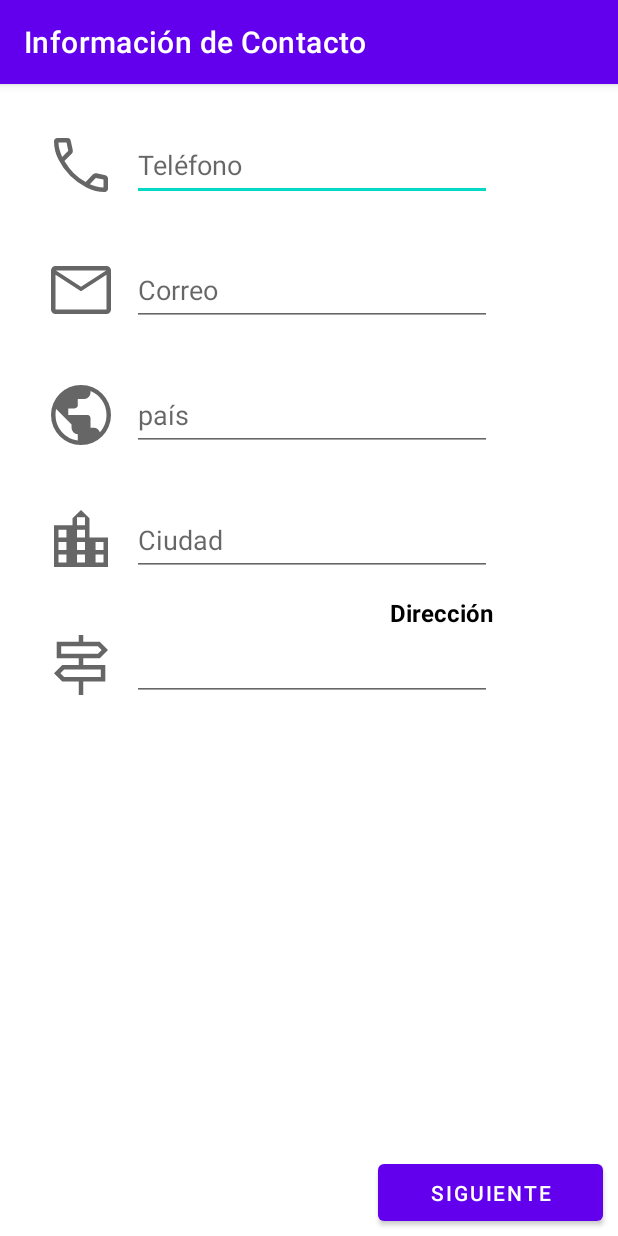
After one commit to acz369/LabsCM20231-Gr01, an Android app: the ContactDataActivity screen opened directly, with no data from a screen before it, on a phone screen of 412 x 824 dp. The commit adds this screen. Run offline under Robolectric (Android 15) with nearby library versions, the phone set to English and light mode, and no system bars.

Commit message:
mockup of the second view

```diff
--- a/Lab1-UI/src/main/AndroidManifest.xml
+++ b/Lab1-UI/src/main/AndroidManifest.xml
@@ -12,6 +12,11 @@
         android:theme="@style/Theme.LabsCM20231Gr01"
         tools:targetApi="31">
         <activity
+            android:label="@string/activity_2_name"
+            android:name=".ContactDataActivity"
+            android:exported="false" />
+        <activity
+            android:label="@string/activity_1_name"
             android:name=".PersonalDataActivity"
             android:exported="true">
             <intent-filter>
--- /dev/null
+++ b/Lab1-UI/src/main/java/co/edu/udea/compumovil/gr01_20231/lab1/ContactDataActivity.kt
@@ -0,0 +1,11 @@
+package co.edu.udea.compumovil.gr01_20231.lab1
+
+import androidx.appcompat.app.AppCompatActivity
+import android.os.Bundle
+
+class ContactDataActivity : AppCompatActivity() {
+    override fun onCreate(savedInstanceState: Bundle?) {
+        super.onCreate(savedInstanceState)
+        setContentView(R.layout.activity_contact_data)
+    }
+}
--- a/Lab1-UI/src/main/java/co/edu/udea/compumovil/gr01_20231/lab1/PersonalDataActivity.kt
+++ b/Lab1-UI/src/main/java/co/edu/udea/compumovil/gr01_20231/lab1/PersonalDataActivity.kt
@@ -2,10 +2,18 @@ package co.edu.udea.compumovil.gr01_20231.lab1
 
 import androidx.appcompat.app.AppCompatActivity
 import android.os.Bundle
+import android.widget.Button
+import android.content.Intent
 
 class PersonalDataActivity : AppCompatActivity() {
     override fun onCreate(savedInstanceState: Bundle?) {
         super.onCreate(savedInstanceState)
         setContentView(R.layout.activity_personal_data)
+
+        val next = findViewById<Button>(R.id.buttonNext)
+        next.setOnClickListener{
+            val intent = Intent(this, ContactDataActivity::class.java)
+            startActivity(intent)
+        }
     }
 }
--- /dev/null
+++ b/Lab1-UI/src/main/res/drawable/call_48px.xml
@@ -0,0 +1,10 @@
+<vector xmlns:android="http://schemas.android.com/apk/res/android"
+    android:width="48dp"
+    android:height="48dp"
+    android:viewportWidth="48"
+    android:viewportHeight="48"
+    android:tint="?attr/colorControlNormal">
+  <path
+      android:fillColor="@android:color/white"
+      android:pathData="M39.75,42Q33.65,42 27.625,39Q21.6,36 16.8,31.2Q12,26.4 9,20.375Q6,14.35 6,8.25Q6,7.3 6.65,6.65Q7.3,6 8.25,6H15.25Q15.95,6 16.475,6.475Q17,6.95 17.15,7.75L18.5,14.05Q18.6,14.75 18.475,15.325Q18.35,15.9 17.95,16.3L12.95,21.35Q15.75,26 19.225,29.45Q22.7,32.9 27.1,35.3L31.85,30.4Q32.35,29.85 33,29.625Q33.65,29.4 34.3,29.55L40.25,30.85Q41,31 41.5,31.6Q42,32.2 42,33V39.75Q42,40.7 41.35,41.35Q40.7,42 39.75,42ZM11.45,18.6 L15.5,14.5Q15.5,14.5 15.5,14.5Q15.5,14.5 15.5,14.5L14.35,9Q14.35,9 14.35,9Q14.35,9 14.35,9H9Q9,9 9,9Q9,9 9,9Q9,10.95 9.6,13.275Q10.2,15.6 11.45,18.6ZM29.9,36.75Q31.95,37.7 34.35,38.3Q36.75,38.9 39,39Q39,39 39,39Q39,39 39,39V33.65Q39,33.65 39,33.65Q39,33.65 39,33.65L33.85,32.6Q33.85,32.6 33.85,32.6Q33.85,32.6 33.85,32.6ZM11.45,18.6Q11.45,18.6 11.45,18.6Q11.45,18.6 11.45,18.6Q11.45,18.6 11.45,18.6Q11.45,18.6 11.45,18.6Q11.45,18.6 11.45,18.6Q11.45,18.6 11.45,18.6Q11.45,18.6 11.45,18.6Q11.45,18.6 11.45,18.6ZM29.9,36.75Q29.9,36.75 29.9,36.75Q29.9,36.75 29.9,36.75Q29.9,36.75 29.9,36.75Q29.9,36.75 29.9,36.75Q29.9,36.75 29.9,36.75Q29.9,36.75 29.9,36.75Q29.9,36.75 29.9,36.75Q29.9,36.75 29.9,36.75Z"/>
+</vector>
--- /dev/null
+++ b/Lab1-UI/src/main/res/drawable/location_city_48px.xml
@@ -0,0 +1,10 @@
+<vector xmlns:android="http://schemas.android.com/apk/res/android"
+    android:width="48dp"
+    android:height="48dp"
+    android:viewportWidth="48"
+    android:viewportHeight="48"
+    android:tint="?attr/colorControlNormal">
+  <path
+      android:fillColor="@android:color/white"
+      android:pathData="M6,42V14.1H18.35V9.5L24,4L29.65,9.5V22.4H42V42ZM9,39H14.3V33.7H9ZM9,30.7H14.3V25.4H9ZM9,22.4H14.3V17.1H9ZM21.35,39H26.65V33.7H21.35ZM21.35,30.7H26.65V25.4H21.35ZM21.35,22.4H26.65V17.1H21.35ZM21.35,14.1H26.65V8.8H21.35ZM33.7,39H39V33.7H33.7ZM33.7,30.7H39V25.4H33.7Z"/>
+</vector>
--- /dev/null
+++ b/Lab1-UI/src/main/res/drawable/mail_48px.xml
@@ -0,0 +1,10 @@
+<vector xmlns:android="http://schemas.android.com/apk/res/android"
+    android:width="48dp"
+    android:height="48dp"
+    android:viewportWidth="48"
+    android:viewportHeight="48"
+    android:tint="?attr/colorControlNormal">
+  <path
+      android:fillColor="@android:color/white"
+      android:pathData="M7,40Q5.8,40 4.9,39.1Q4,38.2 4,37V11Q4,9.8 4.9,8.9Q5.8,8 7,8H41Q42.2,8 43.1,8.9Q44,9.8 44,11V37Q44,38.2 43.1,39.1Q42.2,40 41,40ZM24,24.9 L7,13.75V37Q7,37 7,37Q7,37 7,37H41Q41,37 41,37Q41,37 41,37V13.75ZM24,21.9 L40.8,11H7.25ZM7,13.75V11V13.75V37Q7,37 7,37Q7,37 7,37Q7,37 7,37Q7,37 7,37Z"/>
+</vector>
--- /dev/null
+++ b/Lab1-UI/src/main/res/drawable/public_48px.xml
@@ -0,0 +1,10 @@
+<vector xmlns:android="http://schemas.android.com/apk/res/android"
+    android:width="48dp"
+    android:height="48dp"
+    android:viewportWidth="48"
+    android:viewportHeight="48"
+    android:tint="?attr/colorControlNormal">
+  <path
+      android:fillColor="@android:color/white"
+      android:pathData="M24,44Q19.85,44 16.2,42.425Q12.55,40.85 9.85,38.15Q7.15,35.45 5.575,31.8Q4,28.15 4,24Q4,19.85 5.575,16.2Q7.15,12.55 9.85,9.85Q12.55,7.15 16.2,5.575Q19.85,4 24,4Q28.15,4 31.8,5.575Q35.45,7.15 38.15,9.85Q40.85,12.55 42.425,16.2Q44,19.85 44,24Q44,28.15 42.425,31.8Q40.85,35.45 38.15,38.15Q35.45,40.85 31.8,42.425Q28.15,44 24,44ZM21.85,40.95V36.85Q20.1,36.85 18.9,35.55Q17.7,34.25 17.7,32.5V30.3L7.45,20.05Q7.2,21.05 7.1,22.025Q7,23 7,24Q7,30.5 11.225,35.35Q15.45,40.2 21.85,40.95ZM36.55,35.55Q37.65,34.35 38.475,33Q39.3,31.65 39.875,30.175Q40.45,28.7 40.725,27.15Q41,25.6 41,24Q41,18.7 38.1,14.375Q35.2,10.05 30.35,8.05V8.95Q30.35,10.7 29.15,12Q27.95,13.3 26.2,13.3H21.85V17.65Q21.85,18.5 21.175,19.05Q20.5,19.6 19.65,19.6H15.5V24H28.4Q29.25,24 29.8,24.65Q30.35,25.3 30.35,26.15V32.5H32.5Q33.95,32.5 35.05,33.35Q36.15,34.2 36.55,35.55Z"/>
+</vector>
--- /dev/null
+++ b/Lab1-UI/src/main/res/drawable/signpost_48px.xml
@@ -0,0 +1,10 @@
+<vector xmlns:android="http://schemas.android.com/apk/res/android"
+    android:width="48dp"
+    android:height="48dp"
+    android:viewportWidth="48"
+    android:viewportHeight="48"
+    android:tint="?attr/colorControlNormal">
+  <path
+      android:fillColor="@android:color/white"
+      android:pathData="M22.5,44V35H11.5L6,29.5L11.5,24H22.5V19.5H7.8V8.5H22.5V4H25.5V8.5H36.5L42,14L36.5,19.5H25.5V24H40.2V35H25.5V44ZM10.8,16.5H35.25L37.75,14L35.25,11.5H10.8ZM12.75,32H37.2V27H12.75L10.25,29.5ZM10.8,16.5V11.5V14V16.5ZM37.2,32V29.5V27V32Z"/>
+</vector>
--- /dev/null
+++ b/Lab1-UI/src/main/res/layout/activity_contact_data.xml
@@ -0,0 +1,189 @@
+<?xml version="1.0" encoding="utf-8"?>
+<androidx.constraintlayout.widget.ConstraintLayout xmlns:android="http://schemas.android.com/apk/res/android"
+    xmlns:app="http://schemas.android.com/apk/res-auto"
+    xmlns:tools="http://schemas.android.com/tools"
+    android:label="@string/activity_2_name"
+    android:layout_width="match_parent"
+    android:layout_height="match_parent"
+    tools:context=".ContactDataActivity">
+
+    <EditText
+        android:id="@+id/inputPhone"
+        android:layout_width="240dp"
+        android:layout_height="48dp"
+        android:layout_marginStart="10dp"
+        android:layout_marginTop="30dp"
+        android:ems="10"
+        android:hint="@string/person_phone"
+        android:inputType="textPersonName"
+        app:layout_constraintBottom_toBottomOf="parent"
+        app:layout_constraintEnd_toEndOf="parent"
+        app:layout_constraintHorizontal_bias="0.0"
+        app:layout_constraintStart_toEndOf="@+id/imageView"
+        app:layout_constraintTop_toTopOf="parent"
+        app:layout_constraintVertical_bias="0.0" />
+
+    <ImageView
+        android:id="@+id/imageView"
+        android:layout_width="wrap_content"
+        android:layout_height="wrap_content"
+        android:layout_marginStart="30dp"
+        android:layout_marginTop="30dp"
+        app:layout_constraintBottom_toBottomOf="parent"
+        app:layout_constraintEnd_toEndOf="parent"
+        app:layout_constraintHorizontal_bias="0.0"
+        app:layout_constraintStart_toStartOf="parent"
+        app:layout_constraintTop_toTopOf="parent"
+        app:layout_constraintVertical_bias="0.0"
+        app:srcCompat="@drawable/call_48px" />
+
+    <ImageView
+        android:id="@+id/imageView6"
+        android:layout_width="wrap_content"
+        android:layout_height="wrap_content"
+        android:layout_marginStart="30dp"
+        android:layout_marginTop="35dp"
+        app:layout_constraintBottom_toBottomOf="parent"
+        app:layout_constraintEnd_toEndOf="parent"
+        app:layout_constraintHorizontal_bias="0.0"
+        app:layout_constraintStart_toStartOf="parent"
+        app:layout_constraintTop_toBottomOf="@+id/imageView"
+        app:layout_constraintVertical_bias="0.0"
+        app:srcCompat="@drawable/mail_48px" />
+
+    <EditText
+        android:id="@+id/inputEmail"
+        android:layout_width="240dp"
+        android:layout_height="48dp"
+        android:layout_marginStart="10dp"
+        android:layout_marginTop="35dp"
+        android:ems="10"
+        android:hint="@string/person_email"
+        android:inputType="textPersonName"
+        app:layout_constraintBottom_toBottomOf="parent"
+        app:layout_constraintEnd_toEndOf="parent"
+        app:layout_constraintHorizontal_bias="0.0"
+        app:layout_constraintStart_toEndOf="@+id/imageView6"
+        app:layout_constraintTop_toBottomOf="@+id/inputPhone"
+        app:layout_constraintVertical_bias="0.0" />
+
+    <ImageView
+        android:id="@+id/imageView7"
+        android:layout_width="wrap_content"
+        android:layout_height="wrap_content"
+        android:layout_marginStart="30dp"
+        android:layout_marginTop="35dp"
+        app:layout_constraintBottom_toBottomOf="parent"
+        app:layout_constraintEnd_toEndOf="parent"
+        app:layout_constraintHorizontal_bias="0.0"
+        app:layout_constraintStart_toStartOf="parent"
+        app:layout_constraintTop_toBottomOf="@+id/imageView6"
+        app:layout_constraintVertical_bias="0.0"
+        app:srcCompat="@drawable/public_48px" />
+
+    <EditText
+        android:id="@+id/inputCountry"
+        android:layout_width="240dp"
+        android:layout_height="48dp"
+        android:layout_marginStart="10dp"
+        android:layout_marginTop="35dp"
+        android:ems="10"
+        android:hint="@string/person_country"
+        android:inputType="textPersonName"
+        app:layout_constraintBottom_toBottomOf="parent"
+        app:layout_constraintEnd_toEndOf="parent"
+        app:layout_constraintHorizontal_bias="0.0"
+        app:layout_constraintStart_toEndOf="@+id/imageView7"
+        app:layout_constraintTop_toBottomOf="@+id/inputEmail"
+        app:layout_constraintVertical_bias="0.0" />
+
+    <ImageView
+        android:id="@+id/imageView8"
+        android:layout_width="wrap_content"
+        android:layout_height="wrap_content"
+        android:layout_marginStart="30dp"
+        android:layout_marginTop="35dp"
+        app:layout_constraintBottom_toBottomOf="parent"
+        app:layout_constraintEnd_toEndOf="parent"
+        app:layout_constraintHorizontal_bias="0.0"
+        app:layout_constraintStart_toStartOf="parent"
+        app:layout_constraintTop_toBottomOf="@+id/imageView7"
+        app:layout_constraintVertical_bias="0.0"
+        app:srcCompat="@drawable/location_city_48px" />
+
+    <EditText
+        android:id="@+id/inputCity"
+        android:layout_width="240dp"
+        android:layout_height="48dp"
+        android:layout_marginStart="10dp"
+        android:layout_marginTop="35dp"
+        android:ems="10"
+        android:hint="@string/person_city"
+        android:inputType="textPersonName"
+        app:layout_constraintBottom_toBottomOf="parent"
+        app:layout_constraintEnd_toEndOf="parent"
+        app:layout_constraintHorizontal_bias="0.0"
+        app:layout_constraintStart_toEndOf="@+id/imageView8"
+        app:layout_constraintTop_toBottomOf="@+id/inputCountry"
+        app:layout_constraintVertical_bias="0.0" />
+
+    <ImageView
+        android:id="@+id/imageView9"
+        android:layout_width="wrap_content"
+        android:layout_height="wrap_content"
+        android:layout_marginStart="30dp"
+        android:layout_marginTop="35dp"
+        app:layout_constraintBottom_toBottomOf="parent"
+        app:layout_constraintEnd_toEndOf="parent"
+        app:layout_constraintHorizontal_bias="0.0"
+        app:layout_constraintStart_toStartOf="parent"
+        app:layout_constraintTop_toBottomOf="@+id/imageView8"
+        app:layout_constraintVertical_bias="0.0"
+        app:srcCompat="@drawable/signpost_48px" />
+
+    <EditText
+        android:id="@+id/inputAddress"
+        android:layout_width="240dp"
+        android:layout_height="48dp"
+        android:layout_marginStart="10dp"
+        android:layout_marginTop="35dp"
+        android:ems="10"
+        android:inputType="textPersonName"
+        app:layout_constraintBottom_toBottomOf="parent"
+        app:layout_constraintEnd_toEndOf="parent"
+        app:layout_constraintHorizontal_bias="0.0"
+        app:layout_constraintStart_toEndOf="@+id/imageView9"
+        app:layout_constraintTop_toBottomOf="@+id/inputCity"
+        app:layout_constraintVertical_bias="0.0" />
+
+    <TextView
+        android:id="@+id/textView"
+        android:layout_width="wrap_content"
+        android:layout_height="wrap_content"
+        android:text="@string/person_address"
+        android:textColor="#000000"
+        android:textSize="16sp"
+        android:textStyle="bold"
+        app:layout_constraintBottom_toTopOf="@+id/inputAddress"
+        app:layout_constraintEnd_toEndOf="parent"
+        app:layout_constraintHorizontal_bias="0.758"
+        app:layout_constraintStart_toStartOf="parent"
+        app:layout_constraintTop_toBottomOf="@+id/inputCity"
+        app:layout_constraintVertical_bias="1.0" />
+
+    <Button
+        android:id="@+id/button"
+        android:layout_width="150dp"
+        android:layout_height="50dp"
+        android:layout_marginEnd="10dp"
+        android:layout_marginBottom="10dp"
+        android:insetTop="12dp"
+        android:insetBottom="0dp"
+        android:text="@string/next_button"
+        app:layout_constraintBottom_toBottomOf="parent"
+        app:layout_constraintEnd_toEndOf="parent"
+        app:layout_constraintHorizontal_bias="1.0"
+        app:layout_constraintStart_toStartOf="parent"
+        app:layout_constraintTop_toBottomOf="@+id/inputAddress"
+        app:layout_constraintVertical_bias="1.0" />
+</androidx.constraintlayout.widget.ConstraintLayout>
--- a/Lab1-UI/src/main/res/values/strings.xml
+++ b/Lab1-UI/src/main/res/values/strings.xml
@@ -1,5 +1,5 @@
 <resources>
-    <string name="app_name">Información Personal</string>
+    <string name="app_name">Agenda</string>
     <string name="person_name">Nombres</string>
     <string name="person_lastname">Apellidos</string>
     <string name="person_gender">Sexo:</string>
@@ -8,6 +8,13 @@
     <string name="person_birth_date">Fecha de Nacimiento:</string>
     <string name="change_button">Cambiar</string>
     <string name="next_button">Siguiente</string>
+    <string name="person_phone">Teléfono</string>
+    <string name="person_email">Correo</string>
+    <string name="person_country">país</string>
+    <string name="person_city">Ciudad</string>
+    <string name="person_address">Dirección</string>
+    <string name="activity_1_name">Información Personal</string>
+    <string name="activity_2_name">Información de Contacto</string>
     <array name="level_schooling">
         <item>Grado de escolaridad</item>
         <item>Primaria</item>
```
